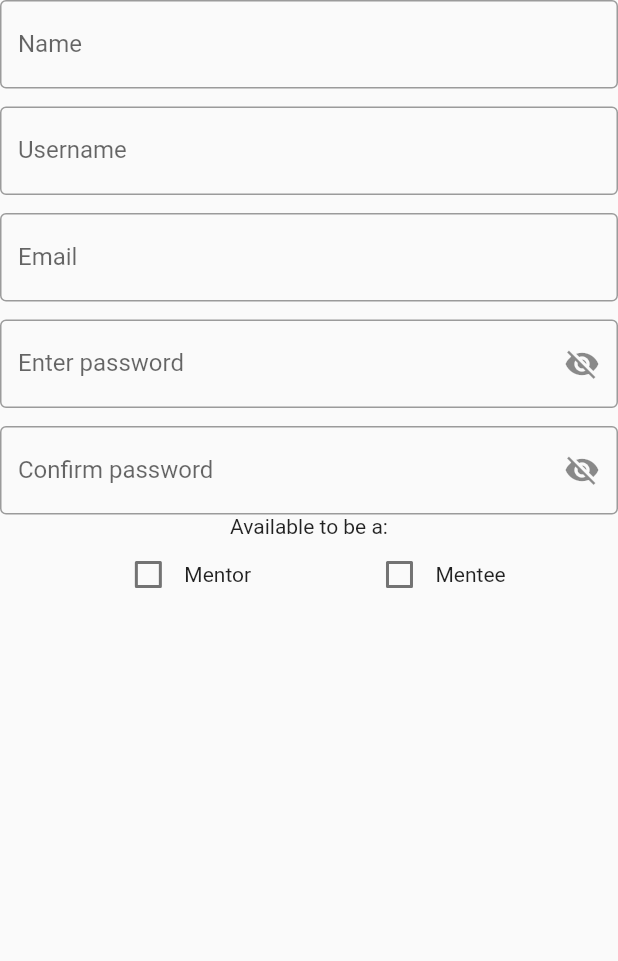
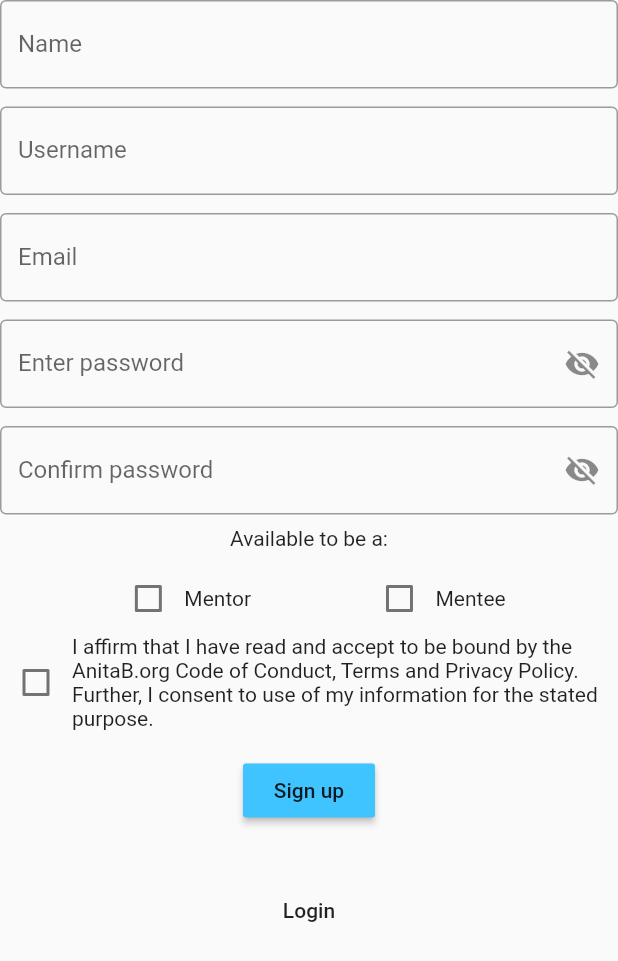
Before and after one commit to anitab-org/mentorship-flutter, a Flutter app: the RegisterForm widget shown alone on an empty page, opened directly, on a phone screen of 412 x 824 dp. Shown: the top 961 px of the screen. Run offline on Flutter 3.47's test engine with Material 2 defaults, Android fonts, the phone set to English and light mode, and no system bars; our stand-ins replace bloc, bottom_navy_bar, chopper, equatable, flutter_bloc, flutter_secure_storage and 1 more; accounts and stored records are empty; generated files the repository leaves out were written again; network calls fail.

Commit message:
finish implementation of RegisterScreen

```diff
--- a/lib/remote/requests/register.dart
+++ b/lib/remote/requests/register.dart
@@ -1,5 +1,13 @@
 import 'package:flutter/foundation.dart';
 
+/// This data class represents all data necessary to register a new user.
+/// [name] represents the name of the new user
+/// [username] represents the username of the new user, used for login
+/// [email] represents the email of the new user, used for login
+/// [password] represents the password of the new user, used for login
+/// [acceptedTermsAndConditions] is true if the user checked the terms and conditions checkbox
+/// [needsMentoring] is true if the user checked Mentee checkbox
+/// [availableToMentor] is true if the user
 class Register {
   final String name;
   final String username;
@@ -9,12 +17,22 @@ class Register {
   final bool needsMentoring;
   final bool availableToMentor;
 
-  Register(
-      {@required this.name,
-      @required this.username,
-      @required this.email,
-      @required this.password,
-      @required this.acceptedTermsAndConditions,
-      @required this.needsMentoring,
-      @required this.availableToMentor});
+  Register({
+    @required this.name,
+    @required this.username,
+    @required this.email,
+    @required this.password,
+    @required this.acceptedTermsAndConditions,
+    @required this.needsMentoring,
+    @required this.availableToMentor,
+  })  : assert(name != null),
+        assert(username != null),
+        assert(email != null),
+        assert(password != null),
+        assert(acceptedTermsAndConditions != null),
+        assert(needsMentoring != null),
+        assert(availableToMentor != null);
+
+
+  // TODO Add toJson()
 }
--- a/lib/screens/home/home_screen.dart
+++ b/lib/screens/home/home_screen.dart
@@ -61,7 +61,7 @@ class HomeScreen extends StatelessWidget {
                 if (state is HomePageProfile)
                   IconButton(
                       icon: Icon(Icons.edit),
-                      onPressed: () => Toast.show("Editing not implemented", context)),
+                      onPressed: () => Toast.show("Not implemented yet", context)),
               ],
               title: Text(state.title),
             ),
--- a/lib/screens/login/login_screen.dart
+++ b/lib/screens/login/login_screen.dart
@@ -132,7 +132,8 @@ class _LoginFormState extends State<LoginForm> {
                 ),
               ),
               Center(
-                child: OutlineButton(
+                child: FlatButton(
+                  splashColor: Theme.of(context).accentColor,
                   child: Text("Sign up".toUpperCase()),
                   onPressed: () => Navigator.push(
                       context, MaterialPageRoute(builder: (context) => RegisterScreen())),
--- a/lib/screens/member_profile/member_profile.dart
+++ b/lib/screens/member_profile/member_profile.dart
@@ -1,6 +1,7 @@
 import 'package:flutter/material.dart';
 import 'package:mentorship_client/remote/models/user.dart';
 import 'package:mentorship_client/screens/member_profile/user_data_list.dart';
+import 'package:toast/toast.dart';
 
 class MemberProfileScreen extends StatelessWidget {
   final User user;
@@ -33,7 +34,7 @@ class MemberProfileScreen extends StatelessWidget {
               child: RaisedButton(
                 color: Theme.of(context).accentColor,
                 child: Text("Send request"),
-                onPressed: () => null,
+                onPressed: () => Toast.show("Not implemented yet", context),
               ),
             )
           ],
--- a/lib/screens/register/register_screen.dart
+++ b/lib/screens/register/register_screen.dart
@@ -1,5 +1,10 @@
 import 'package:flutter/material.dart';
+import 'package:mentorship_client/remote/repositories/auth_repository.dart';
+import 'package:mentorship_client/remote/requests/register.dart';
 
+/// This screen will let the user to sign up into the system using name, username,
+/// email and password.
+/// It doesn't use BLoC pattern,
 class RegisterScreen extends StatelessWidget {
   @override
   Widget build(BuildContext context) {
@@ -42,6 +47,7 @@ class _RegisterFormState extends State<RegisterForm> {
   bool _passwordVisible = false;
   bool _availableToMentor = false;
   bool _needsMentoring = false;
+  bool _acceptedTermsAndConditions = false;
 
   void _togglePasswordVisibility() {
     setState(() {
@@ -79,6 +85,12 @@ class _RegisterFormState extends State<RegisterForm> {
   void _toggleNeedsMentoring(bool value) {
     setState(() {
       _needsMentoring = !_needsMentoring;
+    });
+  }
+
+  void _toggleTermsAndConditions(bool value) {
+    setState(() {
+      _acceptedTermsAndConditions = !_acceptedTermsAndConditions;
     });
   }
 
@@ -144,7 +156,10 @@ class _RegisterFormState extends State<RegisterForm> {
             ),
             obscureText: !_passwordVisible,
           ),
-          Text("Available to be a:"),
+          Padding(
+            padding: EdgeInsets.all(8),
+            child: Text("Available to be a:"),
+          ),
           Row(
             mainAxisAlignment: MainAxisAlignment.spaceEvenly,
             children: [
@@ -168,8 +183,51 @@ class _RegisterFormState extends State<RegisterForm> {
               ),
             ],
           ),
+          Row(
+            children: [
+              Checkbox(
+                value: _acceptedTermsAndConditions,
+                onChanged: _toggleTermsAndConditions,
+              ),
+              Flexible(
+                child: Text("I affirm that I have read and accept to be bound by the "
+                    "AnitaB.org Code of Conduct, Terms and Privacy Policy. Further, "
+                    "I consent to use of my information for the stated purpose."),
+              ),
+            ],
+          ),
+          Padding(
+            padding: EdgeInsets.all(16),
+            child: RaisedButton(
+              color: Theme.of(context).accentColor,
+              child: Text("Sign up"),
+              onPressed: () => _register(context),
+            ),
+          ),
+          Padding(
+            padding: EdgeInsets.all(16),
+            child: FlatButton(
+              splashColor: Theme.of(context).accentColor,
+              child: Text("Login"),
+              onPressed: () => Navigator.of(context).pop(),
+            ),
+          )
         ],
       ),
     );
   }
+
+  void _register(BuildContext context) async {
+    final Register register = Register(
+      name: _nameController.text,
+      username: _usernameController.text,
+      email: _emailController.text,
+      password: _passwordController.text,
+      acceptedTermsAndConditions: _acceptedTermsAndConditions,
+      needsMentoring: _needsMentoring,
+      availableToMentor: _availableToMentor,
+    );
+
+    await AuthRepository.instance.register(register);
+  }
 }
```
Also changed, not shown: lib/remote/repositories/auth_repository.dart (+12 -3 lines), 3 other files.
